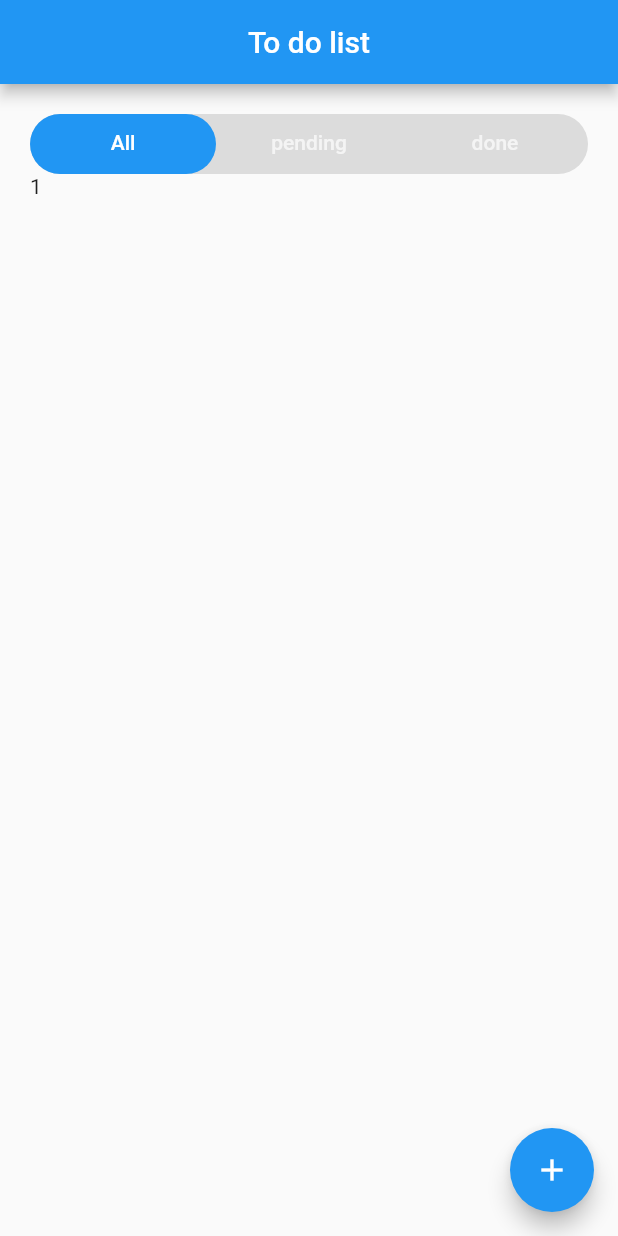
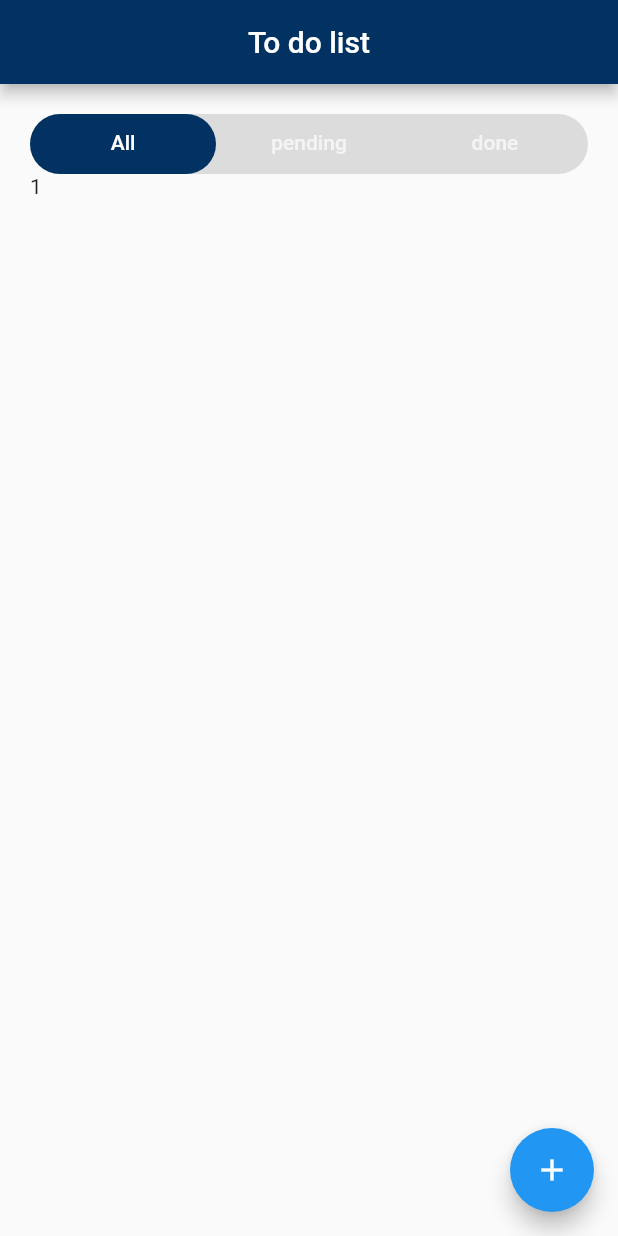
Before and after one commit to Pamela-code/todo_app, a Flutter app: the screen it shows after launch, on a phone screen of 412 x 824 dp. Run offline on Flutter 3.47's test engine with Material 2 defaults, Android fonts, the phone set to English and light mode, and no system bars; our stand-ins replace flutter_modular.

Commit message:
feat: add colors

```diff
--- a/lib/core/colors.dart
+++ b/lib/core/colors.dart
@@ -1,3 +1,8 @@
 import 'package:flutter/material.dart';
 
-const primaryColor = Colors.blue;
+const primaryColor = Color(0XFF023262);
+const secondaryColor = Color(0XFF1365B9);
+const backgroundColor = Color(0XFFF3FFFF);
+const grayTextColor = Color(0XFFDFE9F2);
+const gray1Color = Color(0XFF8E9698);
+const blackTextColor = Colors.black;
```
